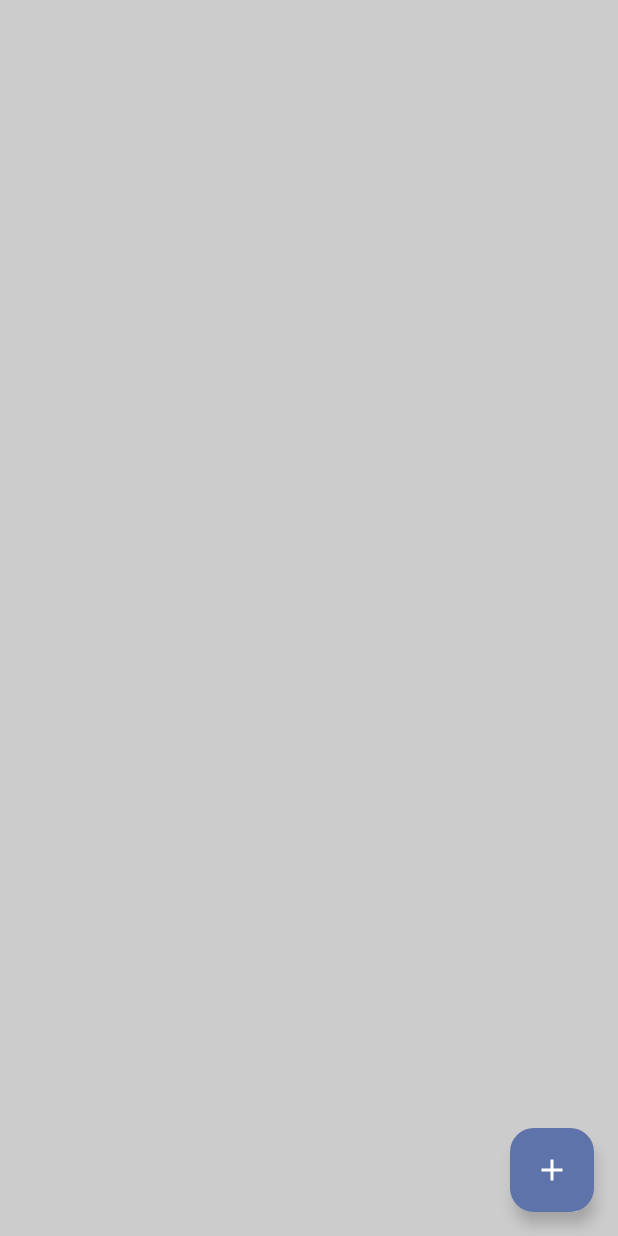
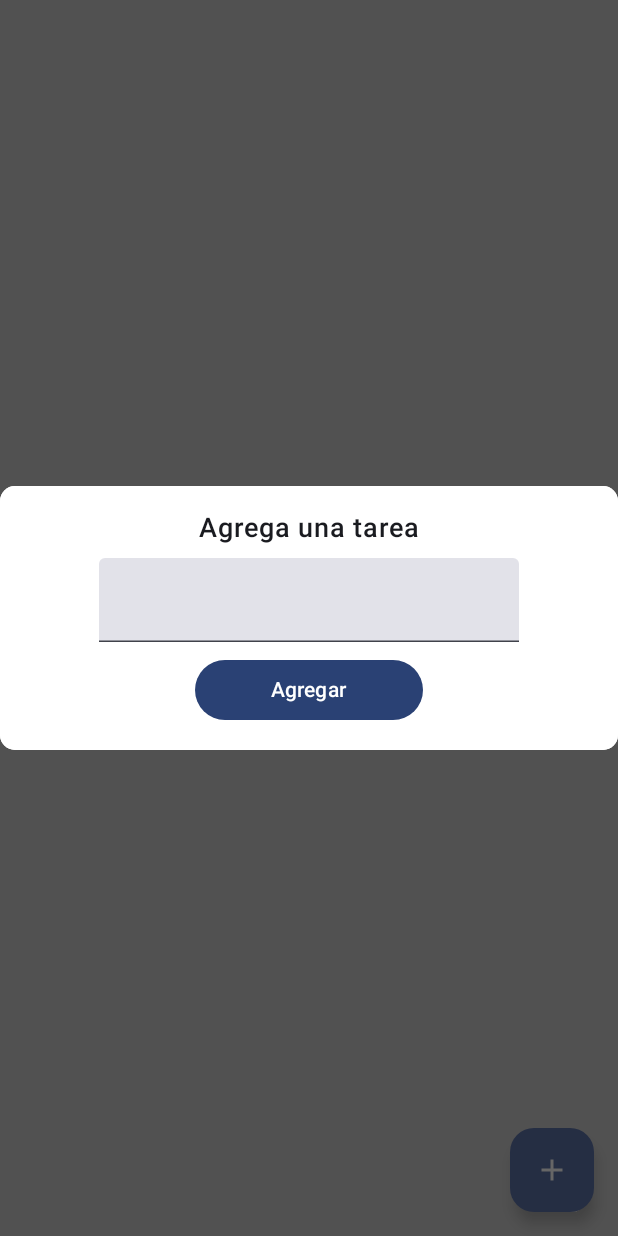
Before and after one commit to bryan-ignacio/TodoApp, an Android app built with Jetpack Compose: the screen it shows after launch (MainActivity), on a phone screen of 412 x 824 dp. Run offline under Robolectric (Android 15) with nearby library versions, the phone set to English and light mode, and no system bars; our stand-ins replace Dagger/Hilt's generated code.

Commit message:
dialog completed.

```diff
--- a/app/src/main/java/com/androidgt/todoapp/addtasks/ui/TasksScreen.kt
+++ b/app/src/main/java/com/androidgt/todoapp/addtasks/ui/TasksScreen.kt
@@ -1,15 +1,23 @@
 package com.androidgt.todoapp.addtasks.ui
 
+import android.graphics.drawable.shapes.Shape
 import androidx.compose.foundation.background
+import androidx.compose.foundation.layout.Arrangement
 import androidx.compose.foundation.layout.Box
 import androidx.compose.foundation.layout.Column
+import androidx.compose.foundation.layout.Spacer
 import androidx.compose.foundation.layout.fillMaxSize
 import androidx.compose.foundation.layout.fillMaxWidth
+import androidx.compose.foundation.layout.height
 import androidx.compose.foundation.layout.padding
+import androidx.compose.foundation.shape.RoundedCornerShape
 import androidx.compose.material.icons.Icons
 import androidx.compose.material.icons.filled.Add
+import androidx.compose.material3.Button
 import androidx.compose.material3.FloatingActionButton
 import androidx.compose.material3.Icon
+import androidx.compose.material3.ShapeDefaults
+import androidx.compose.material3.Surface
 import androidx.compose.material3.Text
 import androidx.compose.material3.TextField
 import androidx.compose.runtime.Composable
@@ -19,8 +27,11 @@ import androidx.compose.runtime.remember
 import androidx.compose.runtime.setValue
 import androidx.compose.ui.Alignment
 import androidx.compose.ui.Modifier
+import androidx.compose.ui.draw.clip
 import androidx.compose.ui.graphics.Color
+import androidx.compose.ui.text.font.FontWeight
 import androidx.compose.ui.unit.dp
+import androidx.compose.ui.unit.sp
 import androidx.compose.ui.window.Dialog
 
 @Composable
@@ -31,16 +42,19 @@ fun TasksScreen(taskViewModel: TasksViewModel) {
             .background(color = Color.LightGray)
     )
     {
-        FabDialog(modifier = Modifier
-            .align(Alignment.BottomEnd)
-            .padding(16.dp))
-
+        AddTaskDialog(show = true, onDismiss = {})
+        FabDialog(
+            modifier = Modifier
+                .align(Alignment.BottomEnd)
+                .padding(16.dp)
+        )
     }
 }
 
 @Composable
 fun FabDialog(modifier: Modifier) {
-    FloatingActionButton(onClick = {}, modifier = modifier) {
+    FloatingActionButton(onClick = {
+    }, modifier = modifier) {
         Icon(Icons.Default.Add, contentDescription = "Add")
     }
 }
@@ -55,11 +69,33 @@ fun AddTaskDialog(
 
     if (show) {
         Dialog(onDismissRequest = { onDismiss() }) {
-            Column(
-                modifier = Modifier.fillMaxWidth()
-            ) {
-                Text(text = "Agrega tu tarea")
-                TextField(value = myTask, onValueChange = {})
+
+            Surface(
+                shape = RoundedCornerShape(10.dp), // Esquinas redondeadas
+                color = Color.White,
+                tonalElevation = 4.dp,
+            ){
+                Column(
+                    modifier = Modifier
+                        .fillMaxWidth()
+                        .background(color = Color.White)
+                        .padding(16.dp),
+                    horizontalAlignment = Alignment.CenterHorizontally,
+                    verticalArrangement = Arrangement.Center
+                ) {
+                    Text(
+                        text = "Agrega una tarea",
+                        modifier = Modifier.align(Alignment.CenterHorizontally),
+                        fontSize = 18.sp,
+                        fontWeight = FontWeight.SemiBold
+                    )
+                    Spacer(modifier = Modifier.height(8.dp))
+                    TextField(value = myTask, onValueChange = { myTask = it }, singleLine = true)
+                    Spacer(modifier = Modifier.height(8.dp))
+                    Button(onClick = { }, modifier = Modifier.fillMaxWidth(0.4f)) {
+                        Text(text = "Agregar")
+                    }
+                }
             }
         }
     }
```
